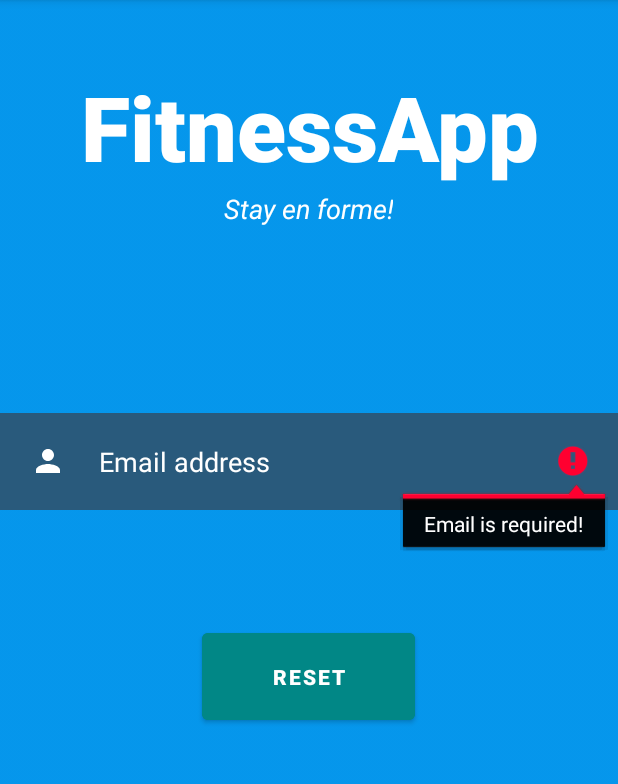
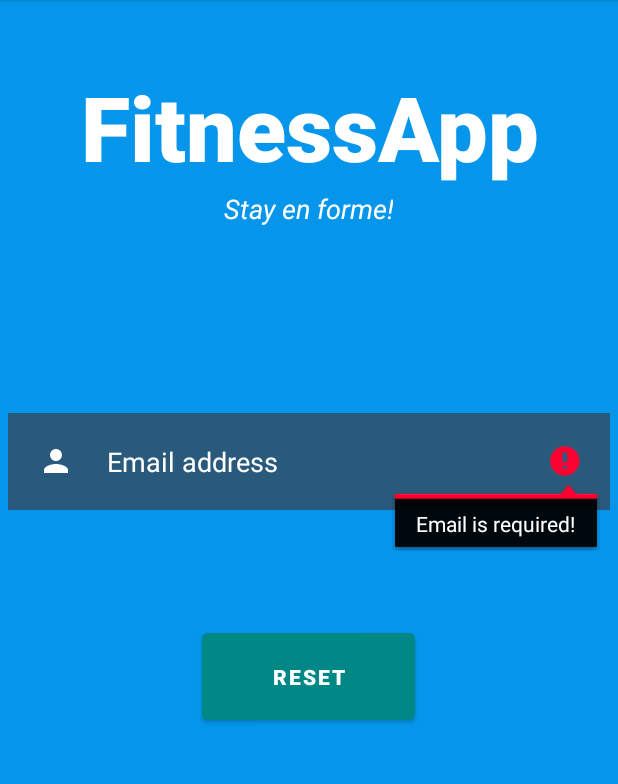
Before and after one commit to vulture990/AndroidProject, an Android app: the ForgetPasswordActivity screen opened directly, with no data from a screen before it, after a tap on "RESET", on a phone screen of 412 x 824 dp, the part 84-868 px from its top. Run offline under Robolectric (Android 15) with nearby library versions, the phone set to English and light mode, and no system bars; our stand-ins replace Firebase (no records; nobody signed in at launch, a user with empty details on screens opened directly).

```diff
--- a/AndroidProject/app/src/main/java/com/zarkaoui/androidproject/RegisterActivity.java
+++ b/AndroidProject/app/src/main/java/com/zarkaoui/androidproject/RegisterActivity.java
@@ -124,7 +124,6 @@ public class RegisterActivity extends AppCompatActivity implements View.OnClickL
                                     if(task.isSuccessful()){
                                         Toast.makeText(RegisterActivity.this, "User has been registered successfully", Toast.LENGTH_LONG).show();
                                         progressBar.setVisibility(View.GONE);
-                                        finish();
                                     } else {
                                         Toast.makeText(RegisterActivity.this, "Failed to register! Try again", Toast.LENGTH_LONG).show();
                                         progressBar.setVisibility(View.GONE);
--- a/AndroidProject/app/src/main/res/layout/activity_forget_password.xml
+++ b/AndroidProject/app/src/main/res/layout/activity_forget_password.xml
@@ -45,6 +45,8 @@
         android:layout_width="match_parent"
         android:layout_height="wrap_content"
         android:layout_below="@id/bannerDescription"
+        android:layout_marginRight="5dp"
+        android:layout_marginLeft="5dp"
         android:layout_marginTop="124dp"
         android:background="#99413232"
         android:drawableLeft="@drawable/ic_baseline_person_24"
```
